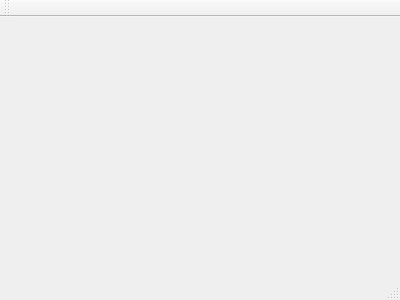
Szpadel/Aksolotl, file mainwindow.ui: the form before one commit.
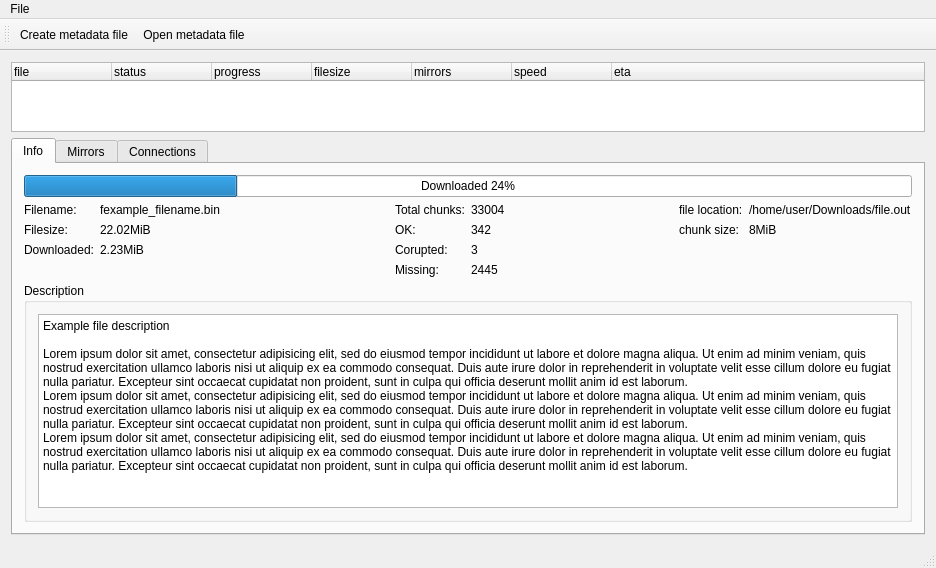
The form after the commit. Icons and pictures are not drawn.

Commit message: Rozbudowano gówne okno aplikacji  dodano, wywoływanie okna tworzenia pliku metadanych  dodano wczytywanie pliku (waliduje tylko poprawnosc pliku, nie robi nic wiecej)  Przygotowano główne okno, do przyszłych funkjonalnosci (pobieranie, mirrory, status, itd)

The edit to the form file:
```diff
--- a/mainwindow.ui
+++ b/mainwindow.ui
@@ -1,24 +1,394 @@
 <ui version="4.0">
  <class>MainWindow</class>
- <widget class="QMainWindow" name="MainWindow" >
-  <property name="geometry" >
+ <widget class="QMainWindow" name="MainWindow">
+  <property name="geometry">
    <rect>
     <x>0</x>
     <y>0</y>
-    <width>400</width>
-    <height>300</height>
+    <width>936</width>
+    <height>471</height>
    </rect>
   </property>
   <property name="windowTitle" >
    <string>MainWindow</string>
   </property>
-  <widget class="QMenuBar" name="menuBar" />
-  <widget class="QToolBar" name="mainToolBar" />
-  <widget class="QWidget" name="centralWidget" />
-  <widget class="QStatusBar" name="statusBar" />
+  <widget class="QWidget" name="centralWidget">
+   <layout class="QGridLayout" name="gridLayout">
+    <item row="0" column="0">
+     <widget class="QTreeWidget" name="treeWidget">
+      <column>
+       <property name="text">
+        <string>file</string>
+       </property>
+      </column>
+      <column>
+       <property name="text">
+        <string>status</string>
+       </property>
+      </column>
+      <column>
+       <property name="text">
+        <string>progress</string>
+       </property>
+      </column>
+      <column>
+       <property name="text">
+        <string>filesize</string>
+       </property>
+      </column>
+      <column>
+       <property name="text">
+        <string>mirrors</string>
+       </property>
+      </column>
+      <column>
+       <property name="text">
+        <string>speed</string>
+       </property>
+      </column>
+      <column>
+       <property name="text">
+        <string>eta</string>
+       </property>
+      </column>
+     </widget>
+    </item>
+    <item row="1" column="0">
+     <widget class="QTabWidget" name="tabWidget">
+      <property name="sizePolicy">
+       <sizepolicy hsizetype="Expanding" vsizetype="Preferred">
+        <horstretch>0</horstretch>
+        <verstretch>0</verstretch>
+       </sizepolicy>
+      </property>
+      <property name="minimumSize">
+       <size>
+        <width>0</width>
+        <height>0</height>
+       </size>
+      </property>
+      <property name="currentIndex">
+       <number>0</number>
+      </property>
+      <widget class="QWidget" name="info">
+       <property name="enabled">
+        <bool>true</bool>
+       </property>
+       <property name="sizePolicy">
+        <sizepolicy hsizetype="Preferred" vsizetype="Expanding">
+         <horstretch>0</horstretch>
+         <verstretch>0</verstretch>
+        </sizepolicy>
+       </property>
+       <attribute name="title">
+        <string>Info</string>
+       </attribute>
+       <layout class="QGridLayout" name="gridLayout_2">
+        <item row="0" column="0">
+         <layout class="QVBoxLayout" name="verticalLayout">
+          <item>
+           <widget class="QProgressBar" name="progressBar">
+            <property name="value">
+             <number>24</number>
+            </property>
+            <property name="format">
+             <string>Downloaded %p%</string>
+            </property>
+           </widget>
+          </item>
+          <item>
+           <layout class="QHBoxLayout" name="horizontalLayout">
+            <item>
+             <layout class="QFormLayout" name="formLayout">
+              <item row="1" column="0">
+               <widget class="QLabel" name="label">
+                <property name="text">
+                 <string>Filename:</string>
+                </property>
+               </widget>
+              </item>
+              <item row="1" column="1">
+               <widget class="QLabel" name="label_2">
+                <property name="text">
+                 <string>fexample_filename.bin</string>
+                </property>
+               </widget>
+              </item>
+              <item row="2" column="0">
+               <widget class="QLabel" name="label_3">
+                <property name="text">
+                 <string>Filesize:</string>
+                </property>
+               </widget>
+              </item>
+              <item row="2" column="1">
+               <widget class="QLabel" name="label_4">
+                <property name="text">
+                 <string>22.02MiB</string>
+                </property>
+               </widget>
+              </item>
+              <item row="3" column="0">
+               <widget class="QLabel" name="label_9">
+                <property name="text">
+                 <string>Downloaded:</string>
+                </property>
+               </widget>
+              </item>
+              <item row="3" column="1">
+               <widget class="QLabel" name="label_10">
+                <property name="text">
+                 <string>2.23MiB</string>
+                </property>
+               </widget>
+              </item>
+             </layout>
+            </item>
+            <item>
+             <spacer name="horizontalSpacer_2">
+              <property name="orientation">
+               <enum>Qt::Horizontal</enum>
+              </property>
+              <property name="sizeHint" stdset="0">
+               <size>
+                <width>40</width>
+                <height>20</height>
+               </size>
+              </property>
+             </spacer>
+            </item>
+            <item>
+             <layout class="QFormLayout" name="formLayout_3">
+              <item row="0" column="0">
+               <widget class="QLabel" name="label_11">
+                <property name="text">
+                 <string>Total chunks:</string>
+                </property>
+               </widget>
+              </item>
+              <item row="2" column="0">
+               <widget class="QLabel" name="label_12">
+                <property name="text">
+                 <string>Corupted:</string>
+                </property>
+               </widget>
+              </item>
+              <item row="3" column="0">
+               <widget class="QLabel" name="label_13">
+                <property name="text">
+                 <string>Missing:</string>
+                </property>
+               </widget>
+              </item>
+              <item row="1" column="0">
+               <widget class="QLabel" name="label_14">
+                <property name="text">
+                 <string>OK:</string>
+                </property>
+               </widget>
+              </item>
+              <item row="0" column="1">
+               <widget class="QLabel" name="label_15">
+                <property name="text">
+                 <string>33004</string>
+                </property>
+               </widget>
+              </item>
+              <item row="1" column="1">
+               <widget class="QLabel" name="label_16">
+                <property name="text">
+                 <string>342</string>
+                </property>
+               </widget>
+              </item>
+              <item row="2" column="1">
+               <widget class="QLabel" name="label_17">
+                <property name="text">
+                 <string>3</string>
+                </property>
+               </widget>
+              </item>
+              <item row="3" column="1">
+               <widget class="QLabel" name="label_18">
+                <property name="text">
+                 <string>2445</string>
+                </property>
+               </widget>
+              </item>
+             </layout>
+            </item>
+            <item>
+             <spacer name="horizontalSpacer">
+              <property name="orientation">
+               <enum>Qt::Horizontal</enum>
+              </property>
+              <property name="sizeHint" stdset="0">
+               <size>
+                <width>40</width>
+                <height>20</height>
+               </size>
+              </property>
+             </spacer>
+            </item>
+            <item>
+             <layout class="QFormLayout" name="formLayout_2">
+              <property name="fieldGrowthPolicy">
+               <enum>QFormLayout::ExpandingFieldsGrow</enum>
+              </property>
+              <item row="0" column="0">
+               <widget class="QLabel" name="label_5">
+                <property name="text">
+                 <string>&lt;html&gt;&lt;head/&gt;&lt;body&gt;&lt;p&gt;file location:&lt;/p&gt;&lt;/body&gt;&lt;/html&gt;</string>
+                </property>
+               </widget>
+              </item>
+              <item row="0" column="1">
+               <widget class="QLabel" name="label_6">
+                <property name="text">
+                 <string>/home/user/Downloads/file.out</string>
+                </property>
+               </widget>
+              </item>
+              <item row="1" column="0">
+               <widget class="QLabel" name="label_7">
+                <property name="text">
+                 <string>chunk size:</string>
+                </property>
+               </widget>
+              </item>
+              <item row="1" column="1">
+               <widget class="QLabel" name="label_8">
+                <property name="text">
+                 <string>8MiB</string>
+                </property>
+               </widget>
+              </item>
+             </layout>
+            </item>
+           </layout>
+          </item>
+          <item>
+           <widget class="QGroupBox" name="groupBox">
+            <property name="sizePolicy">
+             <sizepolicy hsizetype="Preferred" vsizetype="MinimumExpanding">
+              <horstretch>0</horstretch>
+              <verstretch>0</verstretch>
+             </sizepolicy>
+            </property>
+            <property name="title">
+             <string>Description</string>
+            </property>
+            <layout class="QGridLayout" name="gridLayout_3">
+             <item row="0" column="0">
+              <widget class="QPlainTextEdit" name="plainTextEdit">
+               <property name="sizePolicy">
+                <sizepolicy hsizetype="Expanding" vsizetype="MinimumExpanding">
+                 <horstretch>0</horstretch>
+                 <verstretch>0</verstretch>
+                </sizepolicy>
+               </property>
+               <property name="minimumSize">
+                <size>
+                 <width>0</width>
+                 <height>100</height>
+                </size>
+               </property>
+               <property name="readOnly">
+                <bool>true</bool>
+               </property>
+               <property name="plainText">
+                <string>Example file description
+
+Lorem ipsum dolor sit amet, consectetur adipisicing elit, sed do eiusmod tempor incididunt ut labore et dolore magna aliqua. Ut enim ad minim veniam, quis nostrud exercitation ullamco laboris nisi ut aliquip ex ea commodo consequat. Duis aute irure dolor in reprehenderit in voluptate velit esse cillum dolore eu fugiat nulla pariatur. Excepteur sint occaecat cupidatat non proident, sunt in culpa qui officia deserunt mollit anim id est laborum.
+Lorem ipsum dolor sit amet, consectetur adipisicing elit, sed do eiusmod tempor incididunt ut labore et dolore magna aliqua. Ut enim ad minim veniam, quis nostrud exercitation ullamco laboris nisi ut aliquip ex ea commodo consequat. Duis aute irure dolor in reprehenderit in voluptate velit esse cillum dolore eu fugiat nulla pariatur. Excepteur sint occaecat cupidatat non proident, sunt in culpa qui officia deserunt mollit anim id est laborum.
+Lorem ipsum dolor sit amet, consectetur adipisicing elit, sed do eiusmod tempor incididunt ut labore et dolore magna aliqua. Ut enim ad minim veniam, quis nostrud exercitation ullamco laboris nisi ut aliquip ex ea commodo consequat. Duis aute irure dolor in reprehenderit in voluptate velit esse cillum dolore eu fugiat nulla pariatur. Excepteur sint occaecat cupidatat non proident, sunt in culpa qui officia deserunt mollit anim id est laborum.</string>
+               </property>
+              </widget>
+             </item>
+            </layout>
+           </widget>
+          </item>
+         </layout>
+        </item>
+       </layout>
+      </widget>
+      <widget class="QWidget" name="tab_2">
+       <attribute name="title">
+        <string>Mirrors</string>
+       </attribute>
+      </widget>
+      <widget class="QWidget" name="tab">
+       <attribute name="title">
+        <string>Connections</string>
+       </attribute>
+      </widget>
+     </widget>
+    </item>
+   </layout>
+  </widget>
+  <widget class="QMenuBar" name="menuBar">
+   <property name="geometry">
+    <rect>
+     <x>0</x>
+     <y>0</y>
+     <width>936</width>
+     <height>24</height>
+    </rect>
+   </property>
+   <widget class="QMenu" name="menuFile">
+    <property name="title">
+     <string>File</string>
+    </property>
+    <addaction name="actionCreate_metadata_file"/>
+    <addaction name="actionOpen_metadata_file"/>
+   </widget>
+   <addaction name="menuFile"/>
+  </widget>
+  <widget class="QToolBar" name="mainToolBar">
+   <property name="sizePolicy">
+    <sizepolicy hsizetype="Maximum" vsizetype="Minimum">
+     <horstretch>0</horstretch>
+     <verstretch>0</verstretch>
+    </sizepolicy>
+   </property>
+   <property name="minimumSize">
+    <size>
+     <width>0</width>
+     <height>32</height>
+    </size>
+   </property>
+   <attribute name="toolBarArea">
+    <enum>TopToolBarArea</enum>
+   </attribute>
+   <attribute name="toolBarBreak">
+    <bool>false</bool>
+   </attribute>
+   <addaction name="actionCreate_metadata_file"/>
+   <addaction name="actionOpen_metadata_file"/>
+  </widget>
+  <widget class="QStatusBar" name="statusBar"/>
+  <action name="actionOpen_metadata_file">
+   <property name="icon">
+    <iconset resource="resources.qrc">
+     <normaloff>:/icons-32/icons/document-open.png</normaloff>:/icons-32/icons/document-open.png</iconset>
+   </property>
+   <property name="text">
+    <string>Open metadata file</string>
+   </property>
+  </action>
+  <action name="actionCreate_metadata_file">
+   <property name="icon">
+    <iconset resource="resources.qrc">
+     <normaloff>:/icons-32/icons/document-new.png</normaloff>:/icons-32/icons/document-new.png</iconset>
+   </property>
+   <property name="text">
+    <string>Create metadata file</string>
+   </property>
+  </action>
  </widget>
- <layoutDefault spacing="6" margin="11" />
- <pixmapfunction></pixmapfunction>
- <resources/>
+ <layoutdefault spacing="6" margin="11"/>
+ <resources>
+  <include location="resources.qrc"/>
+ </resources>
  <connections/>
 </ui>
```
Left out of the diff: 3 changed lines with no effect on the pictures. The commit also changes 2 other files.
